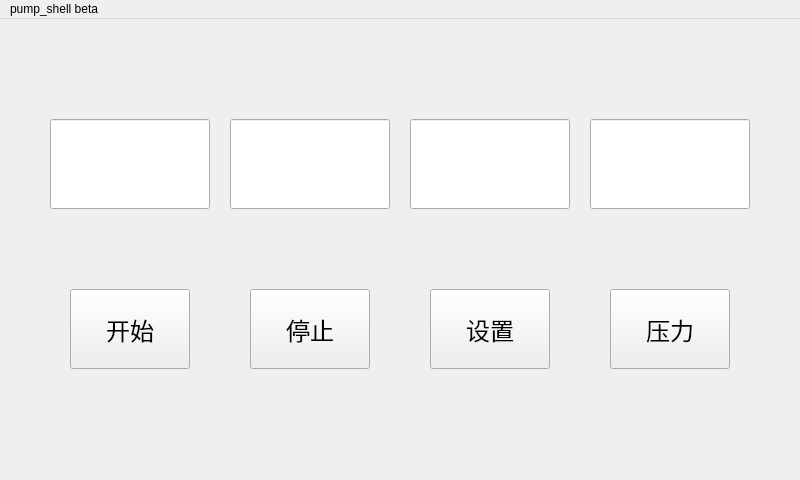
Above: pump_shell.ui from jokemilk/pump_shell before the change. Below: the same form after it.
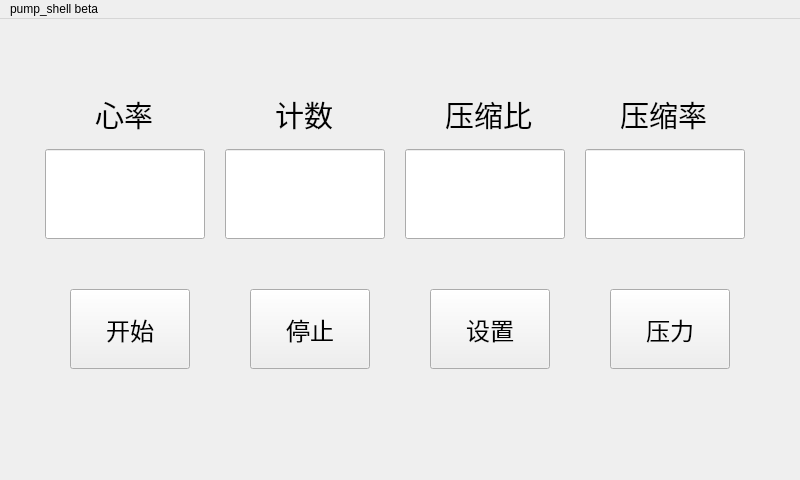
That is the form after the change.

The edit to the form file:
```diff
--- a/pump_shell.ui
+++ b/pump_shell.ui
@@ -62,54 +62,98 @@
    <widget class="QLineEdit" name="HEATBEAT">
     <property name="geometry">
      <rect>
-      <x>50</x>
-      <y>100</y>
+      <x>45</x>
+      <y>130</y>
       <width>160</width>
       <height>90</height>
      </rect>
     </property>
+    <property name="font">
+     <font>
+      <pointsize>28</pointsize>
+     </font>
+    </property>
     <property name="cursor">
      <cursorShape>BlankCursor</cursorShape>
     </property>
+    <property name="alignment">
+     <set>Qt::AlignCenter</set>
+    </property>
+    <property name="readOnly">
+     <bool>true</bool>
+    </property>
    </widget>
    <widget class="QLineEdit" name="CNT">
     <property name="geometry">
      <rect>
-      <x>230</x>
-      <y>100</y>
+      <x>225</x>
+      <y>130</y>
       <width>160</width>
       <height>90</height>
      </rect>
     </property>
+    <property name="font">
+     <font>
+      <pointsize>28</pointsize>
+     </font>
+    </property>
     <property name="cursor">
      <cursorShape>BlankCursor</cursorShape>
     </property>
+    <property name="alignment">
+     <set>Qt::AlignCenter</set>
+    </property>
+    <property name="readOnly">
+     <bool>true</bool>
+    </property>
    </widget>
    <widget class="QLineEdit" name="COMP_RATIO">
     <property name="geometry">
      <rect>
-      <x>410</x>
-      <y>100</y>
+      <x>405</x>
+      <y>130</y>
       <width>160</width>
       <height>90</height>
      </rect>
     </property>
+    <property name="font">
+     <font>
+      <pointsize>28</pointsize>
+     </font>
+    </property>
     <property name="cursor">
      <cursorShape>BlankCursor</cursorShape>
     </property>
+    <property name="alignment">
+     <set>Qt::AlignCenter</set>
+    </property>
+    <property name="readOnly">
+     <bool>true</bool>
+    </property>
    </widget>
    <widget class="QLineEdit" name="VOLUME">
     <property name="geometry">
      <rect>
-      <x>590</x>
-      <y>100</y>
+      <x>585</x>
+      <y>130</y>
       <width>160</width>
       <height>90</height>
      </rect>
     </property>
+    <property name="font">
+     <font>
+      <pointsize>28</pointsize>
+     </font>
+    </property>
     <property name="cursor">
      <cursorShape>BlankCursor</cursorShape>
     </property>
+    <property name="alignment">
+     <set>Qt::AlignCenter</set>
+    </property>
+    <property name="readOnly">
+     <bool>true</bool>
+    </property>
    </widget>
    <widget class="QPushButton" name="SET">
     <property name="geometry">
@@ -153,6 +197,78 @@
      <string>压力</string>
     </property>
    </widget>
+   <widget class="QLabel" name="label">
+    <property name="geometry">
+     <rect>
+      <x>95</x>
+      <y>80</y>
+      <width>81</width>
+      <height>31</height>
+     </rect>
+    </property>
+    <property name="font">
+     <font>
+      <pointsize>22</pointsize>
+     </font>
+    </property>
+    <property name="text">
+     <string>心率</string>
+    </property>
+   </widget>
+   <widget class="QLabel" name="label_2">
+    <property name="geometry">
+     <rect>
+      <x>275</x>
+      <y>80</y>
+      <width>81</width>
+      <height>31</height>
+     </rect>
+    </property>
+    <property name="font">
+     <font>
+      <pointsize>22</pointsize>
+     </font>
+    </property>
+    <property name="text">
+     <string>计数</string>
+    </property>
+   </widget>
+   <widget class="QLabel" name="label_3">
+    <property name="geometry">
+     <rect>
+      <x>445</x>
+      <y>80</y>
+      <width>91</width>
+      <height>31</height>
+     </rect>
+    </property>
+    <property name="font">
+     <font>
+      <pointsize>22</pointsize>
+     </font>
+    </property>
+    <property name="text">
+     <string>压缩比</string>
+    </property>
+   </widget>
+   <widget class="QLabel" name="label_4">
+    <property name="geometry">
+     <rect>
+      <x>620</x>
+      <y>80</y>
+      <width>91</width>
+      <height>31</height>
+     </rect>
+    </property>
+    <property name="font">
+     <font>
+      <pointsize>22</pointsize>
+     </font>
+    </property>
+    <property name="text">
+     <string>压缩率</string>
+    </property>
+   </widget>
   </widget>
   <widget class="QMenuBar" name="menuBar">
    <property name="geometry">
```
Left out of the diff: 6 changed lines with no effect on the pictures.
